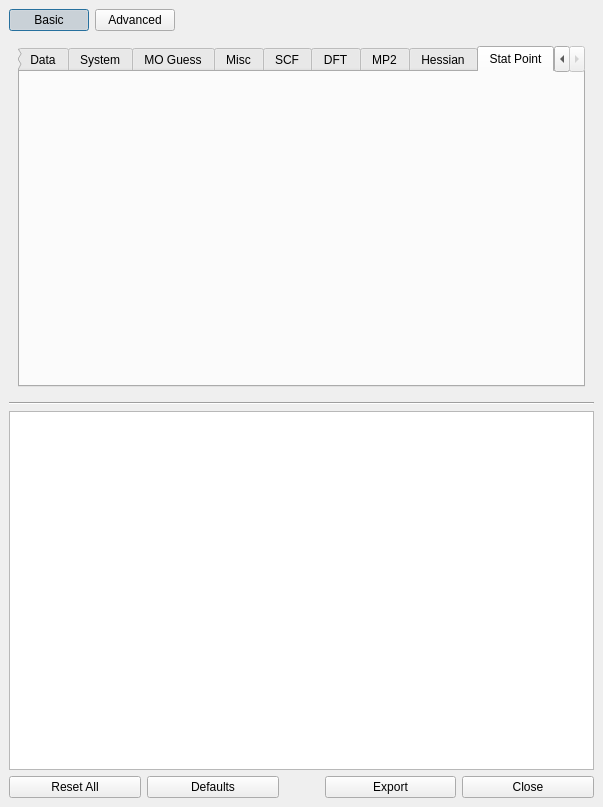
Old version of the form avogadro/src/plugins/gamessinputbuilder.ui in the repository cryos/avogadro.
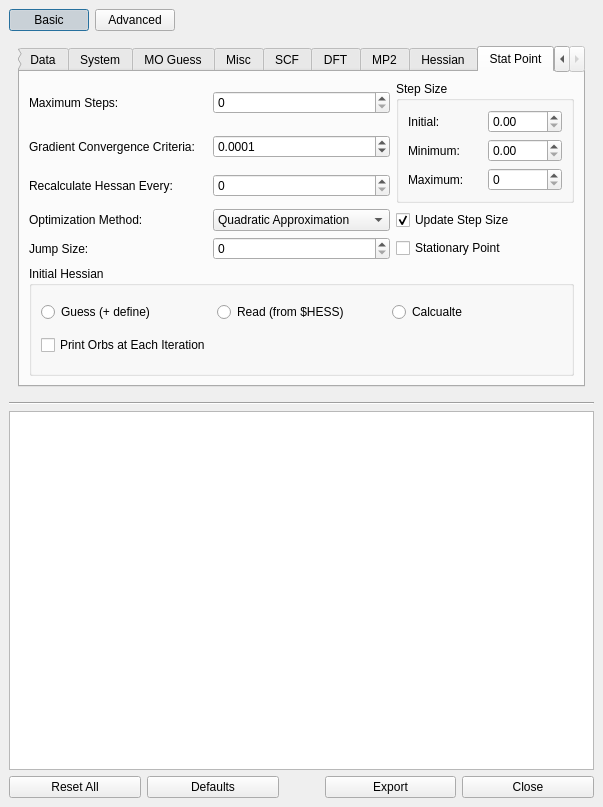
New version of the form. The open tabs and pages were chosen to show the change.

Commit message: One more tab done

What changed in the file:
```diff
--- a/avogadro/src/plugins/gamessinputbuilder.ui
+++ b/avogadro/src/plugins/gamessinputbuilder.ui
@@ -1190,6 +1190,225 @@
           <attribute name="title" >
            <string>Stat Point</string>
           </attribute>
+          <layout class="QGridLayout" >
+           <property name="margin" >
+            <number>9</number>
+           </property>
+           <property name="spacing" >
+            <number>6</number>
+           </property>
+           <item row="4" column="2" >
+            <widget class="QCheckBox" name="checkBox_21" >
+             <property name="text" >
+              <string>Stationary Point</string>
+             </property>
+            </widget>
+           </item>
+           <item row="3" column="2" >
+            <widget class="QCheckBox" name="checkBox_20" >
+             <property name="text" >
+              <string>Update Step Size</string>
+             </property>
+             <property name="checked" >
+              <bool>true</bool>
+             </property>
+            </widget>
+           </item>
+           <item row="4" column="1" >
+            <widget class="QSpinBox" name="spinBox_5" />
+           </item>
+           <item row="4" column="0" >
+            <widget class="QLabel" name="label_35" >
+             <property name="text" >
+              <string>Jump Size:</string>
+             </property>
+             <property name="buddy" >
+              <cstring>spinBox_5</cstring>
+             </property>
+            </widget>
+           </item>
+           <item row="5" column="0" colspan="3" >
+            <widget class="QGroupBox" name="groupBox_4" >
+             <property name="title" >
+              <string>Initial Hessian</string>
+             </property>
+             <layout class="QGridLayout" >
+              <property name="margin" >
+               <number>9</number>
+              </property>
+              <property name="spacing" >
+               <number>6</number>
+              </property>
+              <item row="1" column="0" colspan="3" >
+               <widget class="QCheckBox" name="checkBox_19" >
+                <property name="text" >
+                 <string>Print Orbs at Each Iteration</string>
+                </property>
+               </widget>
+              </item>
+              <item row="0" column="2" >
+               <widget class="QRadioButton" name="radioButton_11" >
+                <property name="text" >
+                 <string>Calcualte</string>
+                </property>
+               </widget>
+              </item>
+              <item row="0" column="1" >
+               <widget class="QRadioButton" name="radioButton_10" >
+                <property name="text" >
+                 <string>Read (from $HESS)</string>
+                </property>
+               </widget>
+              </item>
+              <item row="0" column="0" >
+               <widget class="QRadioButton" name="radioButton_9" >
+                <property name="text" >
+                 <string>Guess (+ define)</string>
+                </property>
+               </widget>
+              </item>
+             </layout>
+            </widget>
+           </item>
+           <item rowspan="3" row="0" column="2" >
+            <widget class="QGroupBox" name="groupBox_5" >
+             <property name="title" >
+              <string>Step Size</string>
+             </property>
+             <layout class="QGridLayout" >
+              <property name="margin" >
+               <number>9</number>
+              </property>
+              <property name="spacing" >
+               <number>6</number>
+              </property>
+              <item row="2" column="0" >
+               <widget class="QLabel" name="label_33" >
+                <property name="text" >
+                 <string>Maximum:</string>
+                </property>
+                <property name="buddy" >
+                 <cstring>spinBox_4</cstring>
+                </property>
+               </widget>
+              </item>
+              <item row="1" column="0" >
+               <widget class="QLabel" name="label_32" >
+                <property name="text" >
+                 <string>Minimum:</string>
+                </property>
+                <property name="buddy" >
+                 <cstring>doubleSpinBox_3</cstring>
+                </property>
+               </widget>
+              </item>
+              <item row="0" column="0" >
+               <widget class="QLabel" name="label_31" >
+                <property name="text" >
+                 <string>Initial:</string>
+                </property>
+                <property name="buddy" >
+                 <cstring>doubleSpinBox_2</cstring>
+                </property>
+               </widget>
+              </item>
+              <item row="2" column="1" >
+               <widget class="QSpinBox" name="spinBox_4" />
+              </item>
+              <item row="1" column="1" >
+               <widget class="QDoubleSpinBox" name="doubleSpinBox_3" >
+                <property name="singleStep" >
+                 <double>0.010000000000000</double>
+                </property>
+               </widget>
+              </item>
+              <item row="0" column="1" >
+               <widget class="QDoubleSpinBox" name="doubleSpinBox_2" >
+                <property name="singleStep" >
+                 <double>0.100000000000000</double>
+                </property>
+               </widget>
+              </item>
+             </layout>
+            </widget>
+           </item>
+           <item row="2" column="1" >
+            <widget class="QSpinBox" name="spinBox_3" />
+           </item>
+           <item row="2" column="0" >
+            <widget class="QLabel" name="label_30" >
+             <property name="text" >
+              <string>Recalculate Hessan Every:</string>
+             </property>
+             <property name="buddy" >
+              <cstring>spinBox_3</cstring>
+             </property>
+            </widget>
+           </item>
+           <item row="1" column="0" >
+            <widget class="QLabel" name="label_29" >
+             <property name="text" >
+              <string>Gradient Convergence Criteria:</string>
+             </property>
+             <property name="buddy" >
+              <cstring>doubleSpinBox</cstring>
+             </property>
+            </widget>
+           </item>
+           <item row="0" column="0" >
+            <widget class="QLabel" name="label_28" >
+             <property name="text" >
+              <string>Maximum Steps:</string>
+             </property>
+             <property name="buddy" >
+              <cstring>spinBox_2</cstring>
+             </property>
+            </widget>
+           </item>
+           <item row="1" column="1" >
+            <widget class="QDoubleSpinBox" name="doubleSpinBox" >
+             <property name="decimals" >
+              <number>4</number>
+             </property>
+             <property name="minimum" >
+              <double>0.000000000000000</double>
+             </property>
+             <property name="singleStep" >
+              <double>0.000100000000000</double>
+             </property>
+             <property name="value" >
+              <double>0.000100000000000</double>
+             </property>
+            </widget>
+           </item>
+           <item row="0" column="1" >
+            <widget class="QSpinBox" name="spinBox_2" />
+           </item>
+           <item row="3" column="0" >
+            <widget class="QLabel" name="label_34" >
+             <property name="text" >
+              <string>Optimization Method:</string>
+             </property>
+             <property name="buddy" >
+              <cstring>comboBox_20</cstring>
+             </property>
+            </widget>
+           </item>
+           <item row="3" column="1" >
+            <widget class="QComboBox" name="comboBox_20" >
+             <item>
+              <property name="text" >
+               <string>Quadratic Approximation</string>
+              </property>
+             </item>
+             <item>
+              <property name="text" >
+               <string>Schlegel</string>
+              </property>
+             </item>
+            </widget>
+           </item>
+          </layout>
          </widget>
         </widget>
        </item>
@@ -1349,15 +1568,54 @@
      </widget>
     </widget>
    </item>
-   <item row="2" column="0" colspan="2" >
-    <widget class="Line" name="line" >
+   <item row="0" column="1" >
+    <spacer>
      <property name="orientation" >
       <enum>Qt::Horizontal</enum>
      </property>
-    </widget>
+     <property name="sizeHint" >
+      <size>
+       <width>40</width>
+       <height>20</height>
+      </size>
+     </property>
+    </spacer>
    </item>
-   <item row="3" column="0" colspan="2" >
-    <widget class="QTextEdit" name="textEdit" />
+   <item row="0" column="0" >
+    <layout class="QHBoxLayout" >
+     <property name="margin" >
+      <number>0</number>
+     </property>
+     <property name="spacing" >
+      <number>6</number>
+     </property>
+     <item>
+      <widget class="QPushButton" name="pushButton_5" >
+       <property name="text" >
+        <string>Basic</string>
+       </property>
+       <property name="checkable" >
+        <bool>true</bool>
+       </property>
+       <property name="checked" >
+        <bool>true</bool>
+       </property>
+       <property name="default" >
+        <bool>true</bool>
+       </property>
+      </widget>
+     </item>
+     <item>
+      <widget class="QPushButton" name="pushButton_6" >
+       <property name="text" >
+        <string>Advanced</string>
+       </property>
+       <property name="checked" >
+        <bool>false</bool>
+       </property>
+      </widget>
+     </item>
+    </layout>
    </item>
    <item row="4" column="0" colspan="2" >
     <layout class="QHBoxLayout" >
@@ -1413,54 +1671,15 @@
      </item>
     </layout>
    </item>
-   <item row="0" column="0" >
-    <layout class="QHBoxLayout" >
-     <property name="margin" >
-      <number>0</number>
-     </property>
-     <property name="spacing" >
-      <number>6</number>
-     </property>
-     <item>
-      <widget class="QPushButton" name="pushButton_5" >
-       <property name="text" >
-        <string>Basic</string>
-       </property>
-       <property name="checkable" >
-        <bool>true</bool>
-       </property>
-       <property name="checked" >
-        <bool>true</bool>
-       </property>
-       <property name="default" >
-        <bool>true</bool>
-       </property>
-      </widget>
-     </item>
-     <item>
-      <widget class="QPushButton" name="pushButton_6" >
-       <property name="text" >
-        <string>Advanced</string>
-       </property>
-       <property name="checked" >
-        <bool>false</bool>
-       </property>
-      </widget>
-     </item>
-    </layout>
+   <item row="3" column="0" colspan="2" >
+    <widget class="QTextEdit" name="textEdit" />
    </item>
-   <item row="0" column="1" >
-    <spacer>
+   <item row="2" column="0" colspan="2" >
+    <widget class="Line" name="line" >
      <property name="orientation" >
       <enum>Qt::Horizontal</enum>
      </property>
-     <property name="sizeHint" >
-      <size>
-       <width>40</width>
-       <height>20</height>
-      </size>
-     </property>
-    </spacer>
+    </widget>
    </item>
   </layout>
  </widget>
```
Left out of the diff: 2 changed lines with no effect on the pictures.
